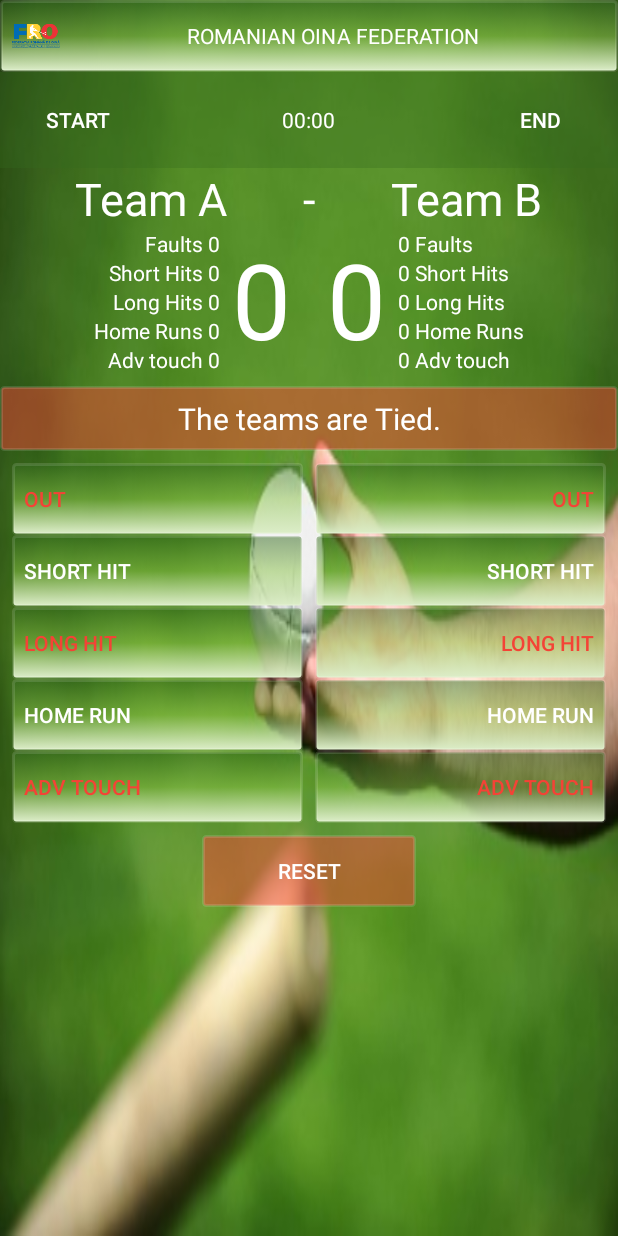
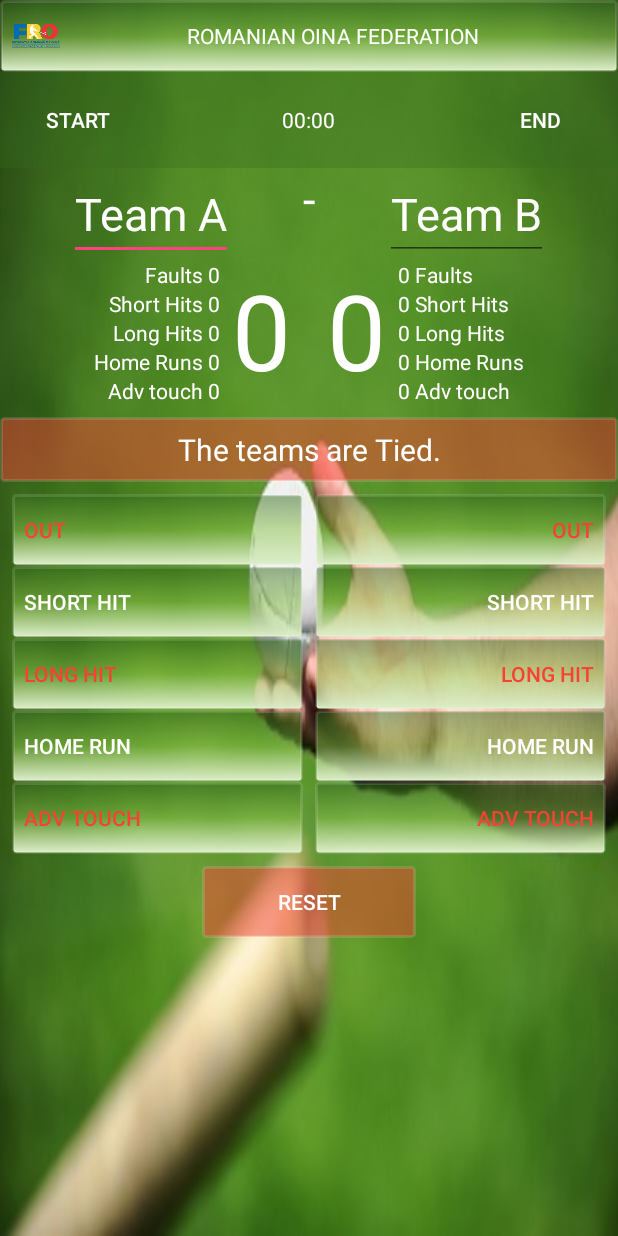
Before and after one commit to cercelone/TennisScoreCounter, an Android app: the screen it shows after launch (MainActivity), after a tap on "RESET", on a phone screen of 412 x 824 dp. Run offline under Robolectric (Android 15) with nearby library versions, the phone set to English and light mode, and no system bars; 2 other taps on this screen came first.

Commit message:
Added EditText for the teams name. Made them to disable when the start button is pressed. Saved the state of them.

```diff
--- a/app/src/main/java/com/example/android/tennisscorecounter/MainActivity.java
+++ b/app/src/main/java/com/example/android/tennisscorecounter/MainActivity.java
@@ -6,6 +6,7 @@ import android.os.Bundle;
 import android.view.View;
 import android.widget.Button;
 import android.widget.Chronometer;
+import android.widget.EditText;
 import android.widget.TextView;
 
 import org.w3c.dom.Text;
@@ -28,8 +29,28 @@ public class MainActivity extends AppCompatActivity {
     String score;
     Chronometer gameTime;
     Button start;
+    EditText nameOfTeamA;
+    EditText nameOfTeamB;
+    TextView textScoreTeamA;
+    TextView textScoreTeamB;
+    Boolean isNameDisabled = false;
 
-    //Sets Score for Team A
+    @Override
+    protected void onCreate(Bundle savedInstanceState) {
+        super.onCreate(savedInstanceState);
+        setContentView(R.layout.activity_main);
+
+        gameTime = (Chronometer) findViewById(R.id.chronometer);
+        start = (Button) findViewById(R.id.startButton);
+
+        nameOfTeamA = (EditText) findViewById(R.id.nameTeamA);
+        nameOfTeamB = (EditText) findViewById(R.id.nameTeamB);
+
+        textScoreTeamA = (TextView) findViewById(R.id.scoreTeamA);
+        textScoreTeamB = (TextView) findViewById(R.id.scoreTeamB);
+    }
+
+    //Next methods Sets Score for Team A
     public void outTeamA(View view) {
         scoreOutA = scoreOutA + 1;
         displayScoreOutA(scoreOutA);
@@ -66,7 +87,7 @@ public class MainActivity extends AppCompatActivity {
         scoreStatus();
     }
 
-//Sets Score for Team B
+//Next methods sets Score for Team B
 
     public void outTeamB(View view) {
         scoreOutB = scoreOutB + 1;
@@ -104,7 +125,7 @@ public class MainActivity extends AppCompatActivity {
         scoreStatus();
     }
 
-    //Resets the score
+    //This method resets the score
     public void reset(View view) {
         scoreTeamA = 0;
         scoreTeamB = 0;
@@ -136,8 +157,15 @@ public class MainActivity extends AppCompatActivity {
         gameTime.stop();
 
         start.setEnabled(true);
+
+        nameOfTeamA.setEnabled(true);
+        nameOfTeamB.setEnabled(true);
     }
 
+    /**
+     * This method displays, under the score, a message about the score status
+     * Who is leading, if the teams are tied.
+     */
     private void scoreStatus() {
         if (scoreTeamA > scoreTeamB) {
             score = "Team A is leading.";
@@ -153,6 +181,11 @@ public class MainActivity extends AppCompatActivity {
             showScoreStatus(score);
         }
     }
+
+    /**
+     * This method displays, under the score, a message about the finl score status
+     * Who is the winner or  if the teams are tied.
+     */
 
     private void finalStatus() {
         if (scoreTeamA > scoreTeamB) {
@@ -170,15 +203,7 @@ public class MainActivity extends AppCompatActivity {
         }
     }
 
-    @Override
-    protected void onCreate(Bundle savedInstanceState) {
-        super.onCreate(savedInstanceState);
-        setContentView(R.layout.activity_main);
-
-        gameTime = (Chronometer) findViewById(R.id.chronometer);
-        start = (Button) findViewById(R.id.startButton);
-    }
-
+    //this method saves current state, in case of screen rotation
     @Override
     protected void onSaveInstanceState(Bundle outState) {
         super.onSaveInstanceState(outState);
@@ -196,6 +221,7 @@ public class MainActivity extends AppCompatActivity {
         outState.putInt("advTchB", advTouchTeamB);
 //saves the current Chronometer time
         outState.putLong("currentChronometer", gameTime.getBase() - SystemClock.elapsedRealtime());
+        outState.putBoolean("teamNameDisabled", isNameDisabled);
     }
 
     @Override
@@ -218,6 +244,13 @@ public class MainActivity extends AppCompatActivity {
         gameTime.setBase(SystemClock.elapsedRealtime() + currentChronometer);
         gameTime.start();
 
+        isNameDisabled = savedInstanceState.getBoolean("teamNameDisabled");
+
+        if (isNameDisabled) {
+            nameOfTeamA.setEnabled(false);
+            nameOfTeamB.setEnabled(false);
+        }
+
         displayScoreTeamA(scoreTeamA);
         displayScoreTeamB(scoreTeamB);
         displayScoreOutA(scoreOutA);
@@ -233,10 +266,9 @@ public class MainActivity extends AppCompatActivity {
         scoreStatus();
     }
 
-    //Displays score for Team A
+    //Next methods display score for Team A
     private void displayScoreTeamA(int scoreA) {
-        TextView scoreView = (TextView) findViewById(R.id.scoreTeamA);
-        scoreView.setText(String.valueOf(scoreA));
+        textScoreTeamA.setText(String.valueOf(scoreA));
     }
 
     private void displayScoreOutA(int scoreOutA) {
@@ -264,10 +296,9 @@ public class MainActivity extends AppCompatActivity {
         scoreView.setText("Adv touch ".concat(String.valueOf(tchAdvA)));
     }
 
-    //Displays score for Team B
+    //Next methods display score for Team B
     private void displayScoreTeamB(int scoreB) {
-        TextView scoreView = (TextView) findViewById(R.id.scoreTeamB);
-        scoreView.setText(String.valueOf(scoreB));
+        textScoreTeamB.setText(String.valueOf(scoreB));
     }
 
     private void displayScoreOutB(int scoreOutB) {
@@ -300,18 +331,26 @@ public class MainActivity extends AppCompatActivity {
         scoreStatus.setText(score);
     }
 
-    //starts Chronometer when the START button is pressed
-    public void startChronometer(View view) {
+    /**
+     * starts Chronometer when the START button is pressed
+     * sets the two edit views that contains the teams name enable
+     */
+    public void startGame(View view) {
         gameTime.setBase(SystemClock.elapsedRealtime());
         gameTime.start();
+
+        nameOfTeamA.setEnabled(false);
+        nameOfTeamB.setEnabled(false);
+        isNameDisabled = true;
     }
 
     /**
-     * stops Chronometer when the START button is pressed
+     * stops Chronometer when the END button is pressed
      * displays on status bar the team that won
      * sets the start button inactive
+     * sets the score buttons inactive
      */
-    public void stopChronometer(View view) {
+    public void stopGame(View view) {
         gameTime.stop();
         finalStatus();
         start.setEnabled(false);
--- a/app/src/main/res/layout/activity_main.xml
+++ b/app/src/main/res/layout/activity_main.xml
@@ -25,7 +25,7 @@
             <Button
                 android:id="@+id/startButton"
                 style="@style/start_end_buttons"
-                android:onClick="startChronometer"
+                android:onClick="startGame"
                 android:text="@string/start_button" />
 
             <Chronometer
@@ -40,7 +40,7 @@
                 style="@style/start_end_buttons"
                 android:layout_alignParentEnd="true"
                 android:layout_alignParentRight="true"
-                android:onClick="stopChronometer"
+                android:onClick="stopGame"
                 android:text="@string/end_button" />
         </RelativeLayout>
 
@@ -55,9 +55,10 @@
                 android:layout_weight="1"
                 android:orientation="vertical">
 
-                <TextView
+                <EditText
+                    android:id="@+id/nameTeamA"
                     style="@style/teamName"
-                    android:text="@string/team_A_name" />
+                    android:hint="@string/team_A_name" />
 
                 <RelativeLayout
                     android:layout_width="match_parent"
@@ -125,9 +126,10 @@
                 android:layout_weight="1"
                 android:orientation="vertical">
 
-                <TextView
+                <EditText
+                    android:id="@+id/nameTeamB"
                     style="@style/teamName"
-                    android:text="@string/team_B_name" />
+                    android:hint="@string/team_B_name" />
 
                 <RelativeLayout
                     android:layout_width="match_parent"
--- a/app/src/main/res/values/styles.xml
+++ b/app/src/main/res/values/styles.xml
@@ -6,6 +6,7 @@
         <item name="colorPrimary">@color/colorPrimary</item>
         <item name="colorPrimaryDark">@color/colorPrimaryDark</item>
         <item name="colorAccent">@color/colorAccent</item>
+        <item name="android:textColorHint">@android:color/white</item>
     </style>
 
     <style name="start_end_buttons">
```
